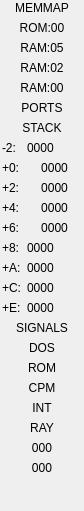
This is ui/dbgwidgets/form_misc.ui in dotkoval/xpeccy-plus as Qt 5 draws it before an edit. The edited form follows.
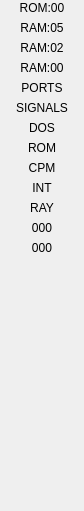
This is the edited form.

What changed in the file:
```diff
--- a/ui/dbgwidgets/form_misc.ui
+++ b/ui/dbgwidgets/form_misc.ui
@@ -26,21 +26,6 @@
    <property name="bottomMargin">
     <number>5</number>
    </property>
-   <item>
-    <widget class="QLabel" name="labHeadMem">
-     <property name="font">
-      <font>
-       <pointsize>9</pointsize>
-      </font>
-     </property>
-     <property name="text">
-      <string>MEMMAP</string>
-     </property>
-     <property name="alignment">
-      <set>Qt::AlignCenter</set>
-     </property>
-    </widget>
-   </item>
    <item>
     <widget class="QLabel" name="labPG0">
      <property name="text">
@@ -98,163 +83,6 @@
      </property>
     </layout>
    </item>
-   <item>
-    <widget class="QLabel" name="labHeadStack">
-     <property name="font">
-      <font>
-       <pointsize>9</pointsize>
-      </font>
-     </property>
-     <property name="text">
-      <string>STACK</string>
-     </property>
-     <property name="alignment">
-      <set>Qt::AlignCenter</set>
-     </property>
-    </widget>
-   </item>
-   <item>
-    <layout class="QFormLayout" name="formLayout">
-     <item row="1" column="0">
-      <widget class="QLabel" name="label">
-       <property name="text">
-        <string>+0:</string>
-       </property>
-      </widget>
-     </item>
-     <item row="1" column="1">
-      <widget class="QLabel" name="labSP">
-       <property name="text">
-        <string>0000</string>
-       </property>
-       <property name="alignment">
-        <set>Qt::AlignCenter</set>
-       </property>
-      </widget>
-     </item>
-     <item row="2" column="1">
-      <widget class="QLabel" name="labSP2">
-       <property name="text">
-        <string>0000</string>
-       </property>
-       <property name="alignment">
-        <set>Qt::AlignCenter</set>
-       </property>
-      </widget>
-     </item>
-     <item row="3" column="1">
-      <widget class="QLabel" name="labSP4">
-       <property name="text">
-        <string>0000</string>
-       </property>
-       <property name="alignment">
-        <set>Qt::AlignCenter</set>
-       </property>
-      </widget>
-     </item>
-     <item row="4" column="1">
-      <widget class="QLabel" name="labSP6">
-       <property name="text">
-        <string>0000</string>
-       </property>
-       <property name="alignment">
-        <set>Qt::AlignCenter</set>
-       </property>
-      </widget>
-     </item>
-     <item row="2" column="0">
-      <widget class="QLabel" name="label_2">
-       <property name="text">
-        <string>+2:</string>
-       </property>
-      </widget>
-     </item>
-     <item row="3" column="0">
-      <widget class="QLabel" name="label_3">
-       <property name="text">
-        <string>+4:</string>
-       </property>
-      </widget>
-     </item>
-     <item row="4" column="0">
-      <widget class="QLabel" name="label_4">
-       <property name="text">
-        <string>+6:</string>
-       </property>
-      </widget>
-     </item>
-     <item row="0" column="0">
-      <widget class="QLabel" name="label_5">
-       <property name="text">
-        <string>-2:</string>
-       </property>
-      </widget>
-     </item>
-     <item row="0" column="1">
-      <widget class="QLabel" name="labSPm2">
-       <property name="text">
-        <string>0000</string>
-       </property>
-      </widget>
-     </item>
-     <item row="5" column="1">
-      <widget class="QLabel" name="labSP8">
-       <property name="text">
-        <string>0000</string>
-       </property>
-      </widget>
-     </item>
-     <item row="5" column="0">
-      <widget class="QLabel" name="label_6">
-       <property name="text">
-        <string>+8:</string>
-       </property>
-      </widget>
-     </item>
-     <item row="6" column="1">
-      <widget class="QLabel" name="labSP10">
-       <property name="text">
-        <string>0000</string>
-       </property>
-      </widget>
-     </item>
-     <item row="6" column="0">
-      <widget class="QLabel" name="label_7">
-       <property name="text">
-        <string>+A:</string>
-       </property>
-      </widget>
-     </item>
-     <item row="7" column="1">
-      <widget class="QLabel" name="labSP12">
-       <property name="text">
-        <string>0000</string>
-       </property>
-      </widget>
-     </item>
-     <item row="7" column="0">
-      <widget class="QLabel" name="label_8">
-       <property name="text">
-        <string>+C:</string>
-       </property>
-      </widget>
-     </item>
-     <item row="8" column="1">
-      <widget class="QLabel" name="labSP14">
-       <property name="text">
-        <string>0000</string>
-       </property>
-      </widget>
-     </item>
-     <item row="8" column="0">
-      <widget class="QLabel" name="label_9">
-       <property name="text">
-        <string>+E:</string>
-       </property>
-      </widget>
-     </item>
-    </layout>
-   </item>
    <item>
     <widget class="QLabel" name="labHeadSignal">
      <property name="font">
```
